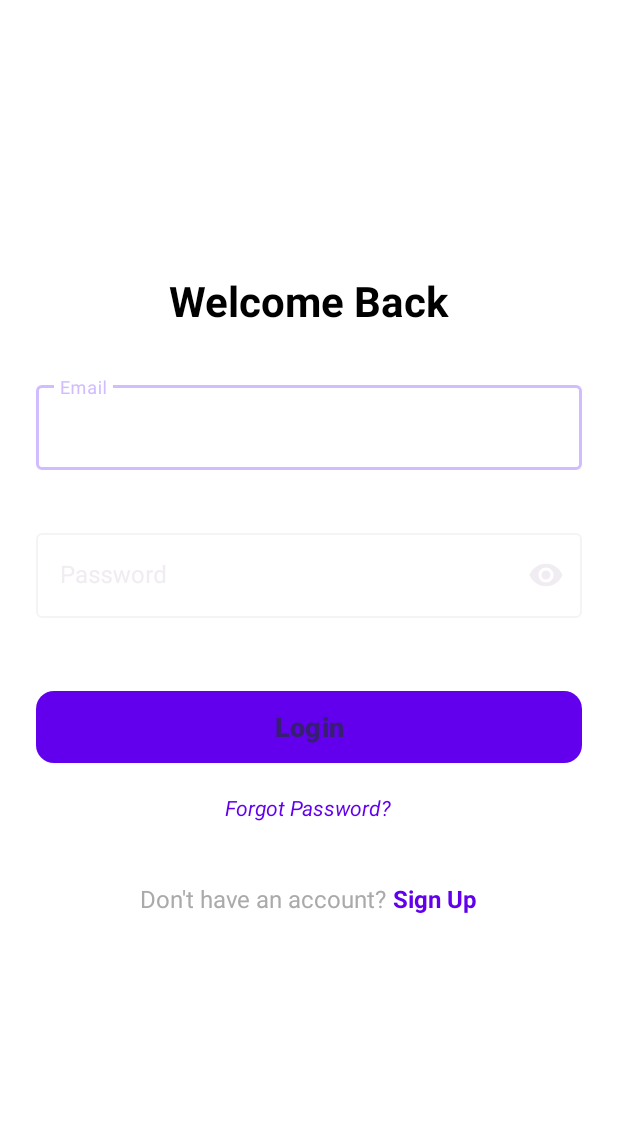
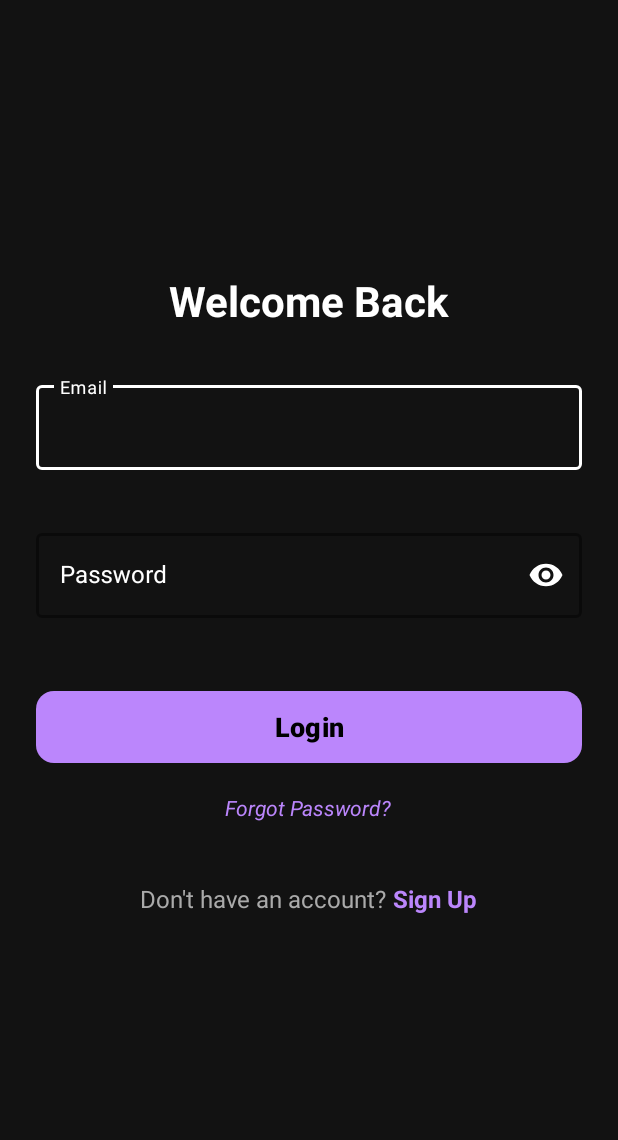
Before and after one commit to Mhod-Seaumul-Islam-Khandaker/StudyMate, an Android app: the screen it shows after launch (AuthActivity), on a phone screen of 412 x 824 dp, the part 96-1236 px from its top. Run offline under Robolectric (Android 15) with nearby library versions, the phone set to English and light mode, and no system bars; our stand-ins replace Dagger/Hilt's generated code, Room's generated code, navigation-ui.

Commit message:
Colours adjusted in sign up and login.

```diff
--- a/StudyMate/app/src/main/res/layout/fragment_login.xml
+++ b/StudyMate/app/src/main/res/layout/fragment_login.xml
@@ -5,7 +5,8 @@
     android:layout_height="match_parent"
     android:orientation="vertical"
     android:padding="24dp"
-    android:gravity="center">
+    android:gravity="center"
+    android:background="#121212">
 
     <TextView
         android:layout_width="wrap_content"
@@ -13,7 +14,7 @@
         android:text="Welcome Back"
         android:textSize="28sp"
         android:textStyle="bold"
-        android:textColor="@android:color/black"
+        android:textColor="@android:color/white"
         android:layout_marginBottom="32dp"
         android:layout_marginTop="32dp" />
 
@@ -24,6 +25,10 @@
         android:layout_width="match_parent"
         android:layout_height="wrap_content"
         android:layout_marginBottom="16dp"
+        android:textColorHint="@android:color/white"
+        app:boxStrokeColor="@android:color/white"
+        app:boxStrokeWidth="2dp"
+        app:hintTextColor="@android:color/white"
         app:errorEnabled="true">
 
         <com.google.android.material.textfield.TextInputEditText
@@ -31,6 +36,7 @@
             android:layout_width="match_parent"
             android:layout_height="wrap_content"
             android:hint="Email"
+            android:textColor="@android:color/white"
             android:inputType="textEmailAddress"
             android:maxLines="1"
             android:singleLine="true" />
@@ -44,7 +50,12 @@
         android:layout_width="match_parent"
         android:layout_height="wrap_content"
         android:layout_marginBottom="24dp"
+        android:textColorHint="@android:color/white"
+        app:boxStrokeColor="@android:color/white"
+        app:boxStrokeWidth="2dp"
+        app:hintTextColor="@android:color/white"
         app:endIconMode="password_toggle"
+        app:endIconTint="@android:color/white"
         app:errorEnabled="true">
 
         <com.google.android.material.textfield.TextInputEditText
@@ -52,6 +63,7 @@
             android:layout_width="match_parent"
             android:layout_height="wrap_content"
             android:hint="Password"
+            android:textColor="@android:color/white"
             android:inputType="textPassword"
             android:maxLines="1"
             android:singleLine="true" />
@@ -68,7 +80,8 @@
         android:textStyle="bold"
         app:cornerRadius="12dp"
         android:layout_marginBottom="16dp"
-        app:backgroundTint="@color/design_default_color_primary" />
+        app:backgroundTint="#BB86FC"
+        android:textColor="@android:color/black" />
 
     <!-- Forgot Password (Optional - Add functionality later) -->
     <TextView
@@ -77,7 +90,7 @@
         android:layout_height="wrap_content"
         android:text="Forgot Password?"
         android:textSize="14sp"
-        android:textColor="@color/design_default_color_primary"
+        android:textColor="#BB86FC"
         android:layout_marginBottom="24dp"
         android:clickable="true"
         android:focusable="true"
@@ -103,7 +116,7 @@
             android:layout_height="wrap_content"
             android:text="Sign Up"
             android:textSize="16sp"
-            android:textColor="@color/design_default_color_primary"
+            android:textColor="#BB86FC"
             android:clickable="true"
             android:focusable="true"
             android:textStyle="bold" />
```
Also changed, not shown: StudyMate/app/src/main/res/layout/fragment_signup.xml (+18 -5 lines).
